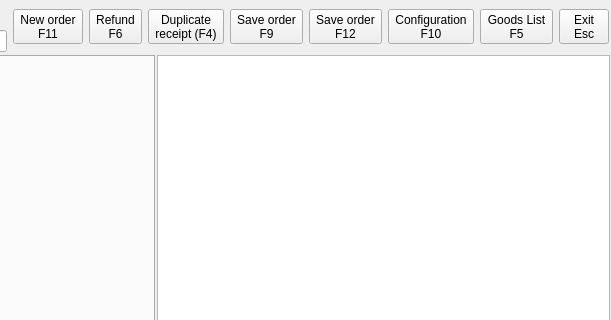
Old version of the form Shop/working.ui in the repository End1-1/Cafe5; both pictures show x 299 to 910 and y 0 to 320 of the 910 by 681 pixel window.
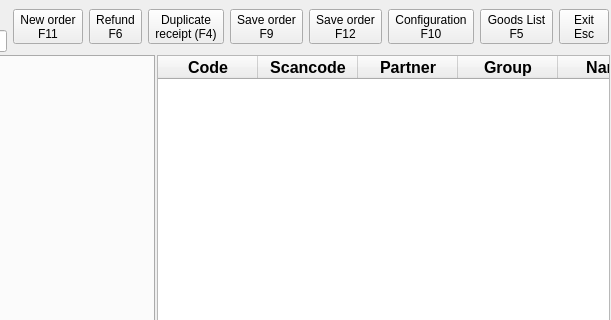
New version of the form. Icons and pictures are not drawn.

```diff
--- a/Shop/working.ui
+++ b/Shop/working.ui
@@ -67,7 +67,7 @@
        <widget class="QTableWidget" name="tblGoods">
         <property name="font">
          <font>
-          <pointsize>14</pointsize>
+          <pointsize>12</pointsize>
           <weight>75</weight>
           <bold>true</bold>
          </font>
@@ -91,24 +91,74 @@
          <bool>false</bool>
         </property>
         <attribute name="horizontalHeaderVisible">
-         <bool>false</bool>
+         <bool>true</bool>
         </attribute>
         <attribute name="verticalHeaderVisible">
          <bool>false</bool>
         </attribute>
         <column>
          <property name="text">
-          <string>New Column</string>
+          <string>Code</string>
          </property>
         </column>
         <column>
          <property name="text">
-          <string>New Column</string>
+          <string>Scancode</string>
          </property>
         </column>
         <column>
          <property name="text">
-          <string>New Column</string>
+          <string>Partner</string>
+         </property>
+        </column>
+        <column>
+         <property name="text">
+          <string>Group</string>
+         </property>
+        </column>
+        <column>
+         <property name="text">
+          <string>Name</string>
+         </property>
+        </column>
+        <column>
+         <property name="text">
+          <string>Retail</string>
+         </property>
+        </column>
+        <column>
+         <property name="text">
+          <string>Wholesale</string>
+         </property>
+        </column>
+        <column>
+         <property name="text">
+          <string>Unit</string>
+         </property>
+        </column>
+        <column>
+         <property name="text">
+          <string>Class 1</string>
+         </property>
+        </column>
+        <column>
+         <property name="text">
+          <string>Class 2</string>
+         </property>
+        </column>
+        <column>
+         <property name="text">
+          <string>Class 3</string>
+         </property>
+        </column>
+        <column>
+         <property name="text">
+          <string>TaxDept</string>
+         </property>
+        </column>
+        <column>
+         <property name="text">
+          <string>Adg</string>
          </property>
         </column>
        </widget>
```
Left out of the diff: 5 changed lines with no effect on the pictures.
